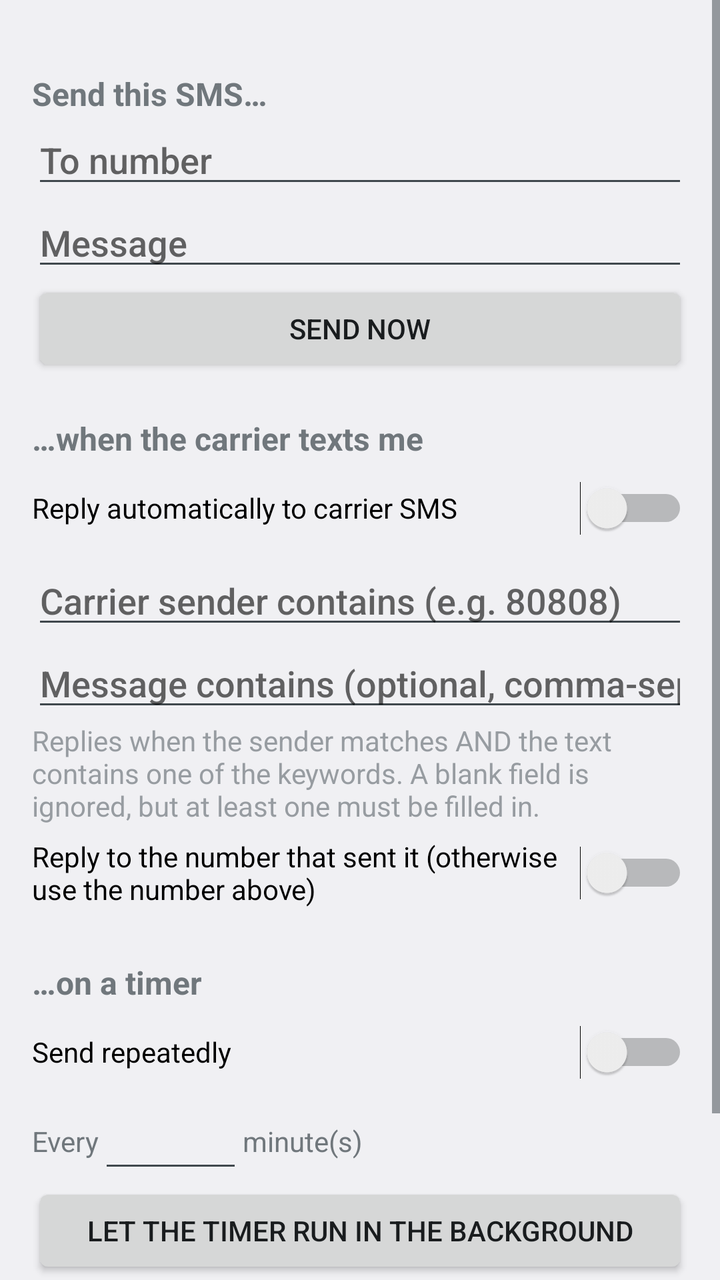
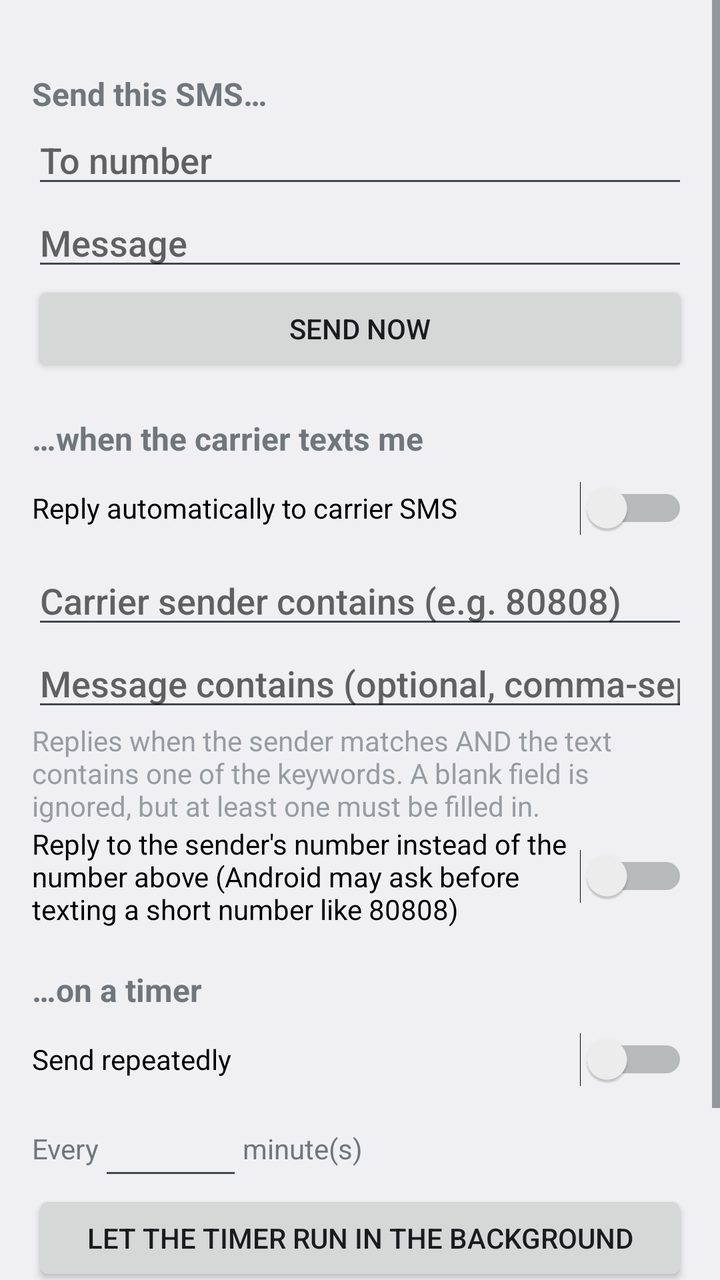

The first picture is an Android layout as it rendered before a commit; the second is the same layout after the commit. The layout source and the unified diff follow.
<!-- AndroidManifest.xml: application theme AppTheme -->
<!-- res/layout/activity_main.xml -->
<?xml version="1.0" encoding="utf-8"?>
<ScrollView xmlns:android="http://schemas.android.com/apk/res/android"
    android:layout_width="match_parent"
    android:layout_height="match_parent"
    android:fitsSystemWindows="true">

    <LinearLayout
        android:layout_width="match_parent"
        android:layout_height="wrap_content"
        android:orientation="vertical"
        android:padding="16dp">

        <TextView
            android:id="@+id/warning"
            android:layout_width="match_parent"
            android:layout_height="wrap_content"
            android:background="#33FF5722"
            android:padding="12dp"
            android:layout_marginBottom="12dp"
            android:visibility="gone" />

        <TextView style="@style/Label" android:text="Send this SMS…" />

        <EditText
            android:id="@+id/number"
            android:layout_width="match_parent"
            android:layout_height="wrap_content"
            android:hint="To number"
            android:inputType="phone" />

        <EditText
            android:id="@+id/message"
            android:layout_width="match_parent"
            android:layout_height="wrap_content"
            android:hint="Message"
            android:inputType="text" />

        <Button
            android:id="@+id/send_now"
            android:layout_width="match_parent"
            android:layout_height="wrap_content"
            android:text="Send now" />

        <TextView style="@style/Label" android:text="…when the carrier texts me" />

        <Switch
            android:id="@+id/auto_reply"
            android:layout_width="match_parent"
            android:layout_height="wrap_content"
            android:minHeight="48dp"
            android:text="Reply automatically to carrier SMS" />

        <EditText
            android:id="@+id/sender_filter"
            android:layout_width="match_parent"
            android:layout_height="wrap_content"
            android:hint="Carrier sender contains (e.g. 80808)"
            android:inputType="text" />

        <EditText
            android:id="@+id/keyword_filter"
            android:layout_width="match_parent"
            android:layout_height="wrap_content"
            android:hint="Message contains (optional, comma-separated)"
            android:inputType="text" />

        <TextView
            android:layout_width="match_parent"
            android:layout_height="wrap_content"
            android:alpha="0.7"
            android:text="Replies when the sender matches AND the text contains one of the keywords. A blank field is ignored, but at least one must be filled in." />

        <Switch
            android:id="@+id/reply_to_sender"
            android:layout_width="match_parent"
            android:layout_height="wrap_content"
            android:minHeight="48dp"
            android:text="Reply to the number that sent it (otherwise use the number above)" />

        <TextView style="@style/Label" android:text="…on a timer" />

        <Switch
            android:id="@+id/timer"
            android:layout_width="match_parent"
            android:layout_height="wrap_content"
            android:minHeight="48dp"
            android:text="Send repeatedly" />

        <LinearLayout
            android:layout_width="match_parent"
            android:layout_height="wrap_content"
            android:gravity="center_vertical"
            android:orientation="horizontal">

            <TextView
                android:layout_width="wrap_content"
                android:layout_height="wrap_content"
                android:text="Every" />

            <EditText
                android:id="@+id/interval"
                android:layout_width="72dp"
                android:layout_height="wrap_content"
                android:gravity="center"
                android:inputType="number" />

            <TextView
                android:layout_width="wrap_content"
                android:layout_height="wrap_content"
                android:text="minute(s)" />
        </LinearLayout>

        <Button
            android:id="@+id/battery"
            android:layout_width="match_parent"
            android:layout_height="wrap_content"
            android:text="Let the timer run in the background" />

        <LinearLayout
            android:layout_width="match_parent"
            android:layout_height="wrap_content"
            android:layout_marginTop="16dp"
            android:gravity="center_vertical"
            android:orientation="horizontal">

            <TextView
                style="@style/Label"
                android:layout_width="0dp"
                android:layout_weight="1"
                android:layout_marginTop="0dp"
                android:text="Activity" />

            <Button
                android:id="@+id/clear_log"
                style="?android:attr/borderlessButtonStyle"
                android:layout_width="wrap_content"
                android:layout_height="wrap_content"
                android:text="Clear" />
        </LinearLayout>

        <TextView
            android:id="@+id/log"
            android:layout_width="match_parent"
            android:layout_height="wrap_content"
            android:fontFamily="monospace"
            android:textIsSelectable="true"
            android:textSize="12sp" />
    </LinearLayout>
</ScrollView>
<!-- resources referenced by this layout -->
<resources>
  <style name="Label">
          <item name="android:layout_width">match_parent</item>
          <item name="android:layout_height">wrap_content</item>
          <item name="android:layout_marginTop">20dp</item>
          <item name="android:textSize">16sp</item>
          <item name="android:textStyle">bold</item>
      </style>
  <style name="AppTheme" parent="@android:style/Theme.DeviceDefault.Light.DarkActionBar" />
</resources>

<!-- the commit's change to res/layout/activity_main.xml (unified diff, before → after) -->
@@ -75,7 +75,7 @@
             android:layout_width="match_parent"
             android:layout_height="wrap_content"
             android:minHeight="48dp"
-            android:text="Reply to the number that sent it (otherwise use the number above)" />
+            android:text="Reply to the sender's number instead of the number above (Android may ask before texting a short number like 80808)" />
 
         <TextView style="@style/Label" android:text="…on a timer" />
 
